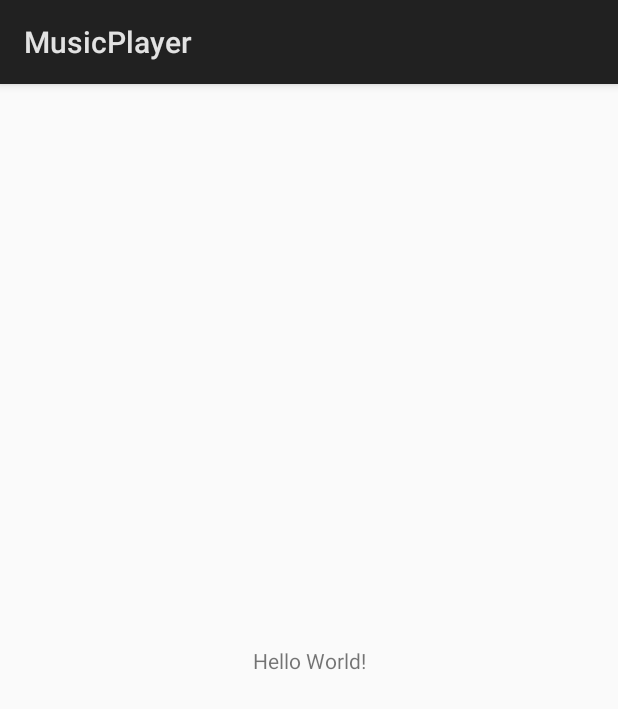
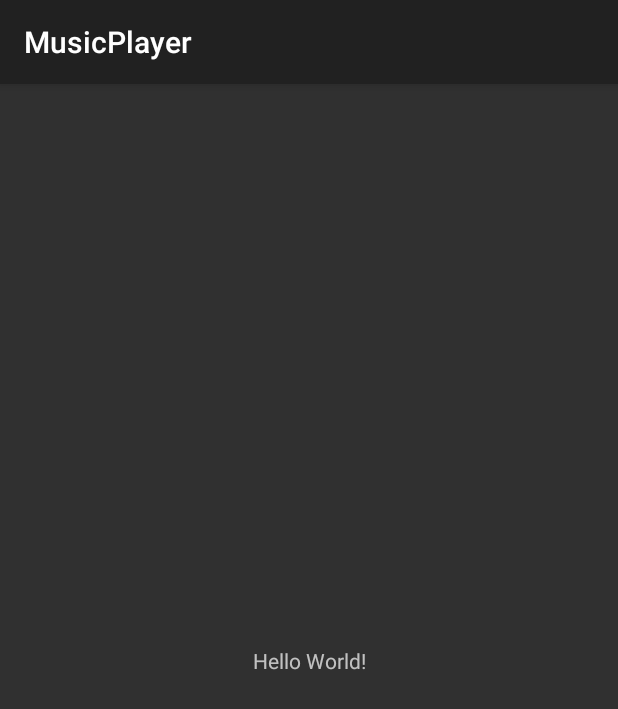
Before and after one commit to DSBalaban/AndroidMusicPlayer, an Android app: the screen it shows after launch (MainActivity), on a phone screen of 412 x 824 dp. Shown: the top 709 px of the screen. Run offline under Robolectric (Android 15) with nearby library versions, the phone set to English and light mode, and no system bars.

Commit message:
Styles changes

```diff
--- a/app/src/main/res/layout/activity_main.xml
+++ b/app/src/main/res/layout/activity_main.xml
@@ -4,7 +4,8 @@
     xmlns:tools="http://schemas.android.com/tools"
     android:layout_width="match_parent"
     android:layout_height="match_parent"
-    tools:context="me.dsbalaban.musicplayer.MainActivity">
+    tools:context="me.dsbalaban.musicplayer.MainActivity"
+>
 
     <TextView
         android:layout_width="wrap_content"
@@ -13,6 +14,7 @@
         app:layout_constraintBottom_toBottomOf="parent"
         app:layout_constraintLeft_toLeftOf="parent"
         app:layout_constraintRight_toRightOf="parent"
-        app:layout_constraintTop_toTopOf="parent" />
+        app:layout_constraintTop_toTopOf="parent"
+    />
 
 </android.support.constraint.ConstraintLayout>
--- a/app/src/main/res/values/styles.xml
+++ b/app/src/main/res/values/styles.xml
@@ -1,7 +1,7 @@
 <resources>
 
     <!-- Base application theme. -->
-    <style name="AppTheme" parent="android:Theme.Material.Light.DarkActionBar">
+    <style name="AppTheme" parent="android:Theme.Material">
         <!-- Customize your theme here. -->
     </style>
 
```
